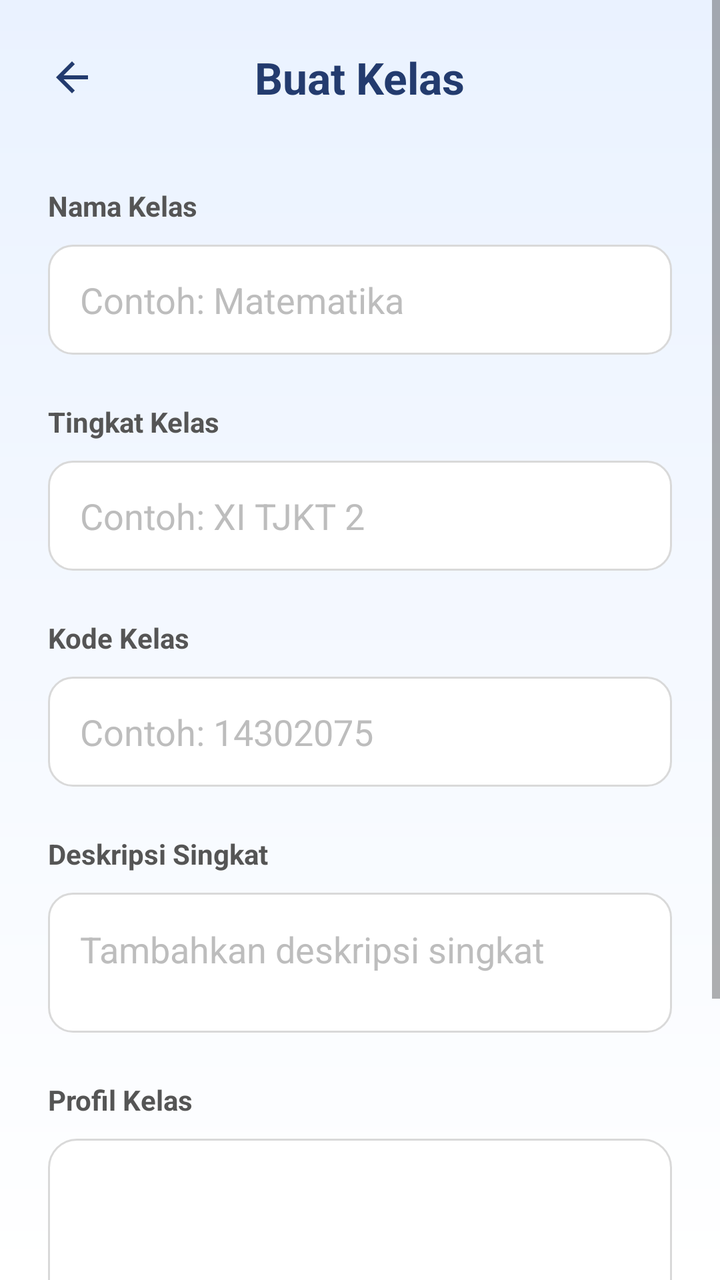
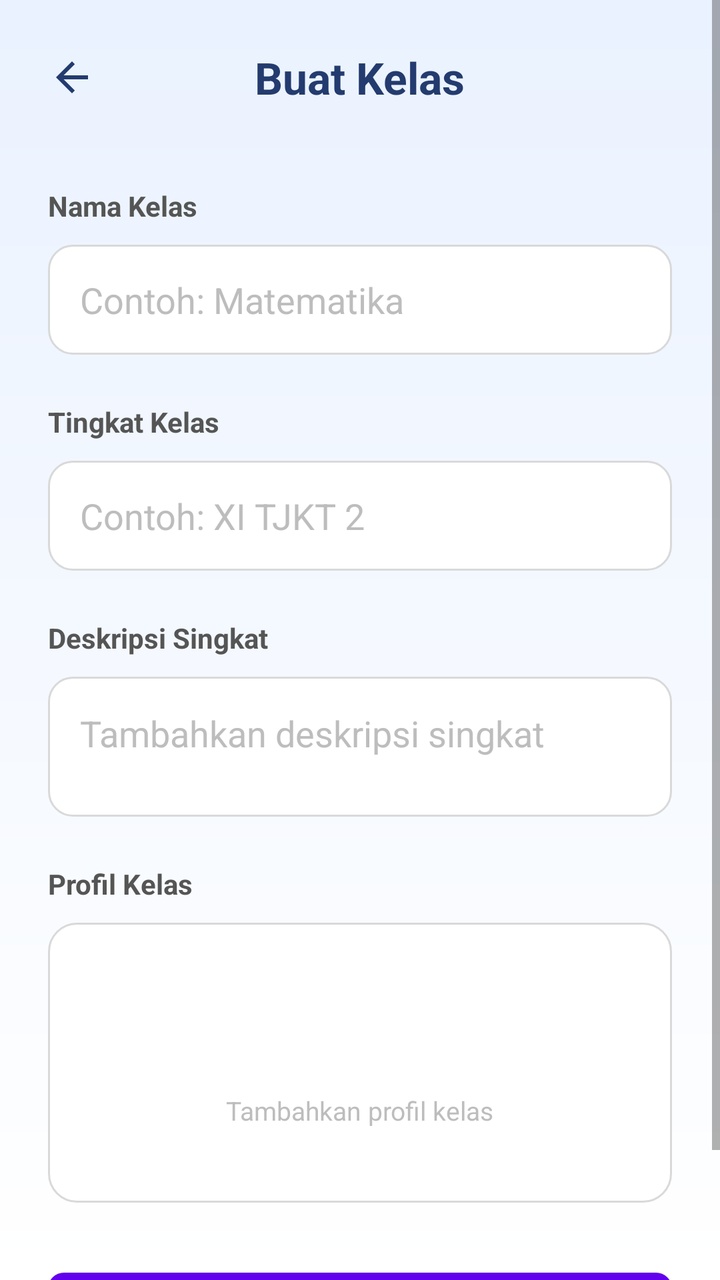

Compare the two renders of this Android layout. The source of the first and the diff that turns it into the second are given below.
<!-- AndroidManifest.xml: application theme Theme.SCHOOLREMINDERR -->
<!-- res/layout/activity_create_class.xml -->
<?xml version="1.0" encoding="utf-8"?>
<RelativeLayout
    xmlns:android="http://schemas.android.com/apk/res/android"
    android:layout_width="match_parent"
    android:layout_height="match_parent"
    android:background="@drawable/bg_splash">

    <ScrollView
        android:layout_width="match_parent"
        android:layout_height="match_parent"
        android:fillViewport="true">

        <LinearLayout
            android:layout_width="match_parent"
            android:layout_height="wrap_content"
            android:orientation="vertical"
            android:padding="24dp">

            
            <RelativeLayout
                android:layout_width="match_parent"
                android:layout_height="wrap_content">

                <ImageView
                    android:id="@+id/btnBack"
                    android:layout_width="24dp"
                    android:layout_height="24dp"
                    android:src="@drawable/baseline_arrow_back_24"
                    android:tint="#233B6E"
                    android:layout_centerVertical="true"/>

                <TextView
                    android:layout_width="wrap_content"
                    android:layout_height="wrap_content"
                    android:text="Buat Kelas"
                    android:textStyle="bold"
                    android:textSize="22sp"
                    android:textColor="#233B6E"
                    android:layout_centerInParent="true"/>
            </RelativeLayout>

            
            <TextView
                android:layout_width="wrap_content"
                android:layout_height="wrap_content"
                android:text="Nama Kelas"
                android:textStyle="bold"
                android:textColor="#555555"
                android:layout_marginTop="40dp"/>

            <EditText
                android:id="@+id/etClassName"
                android:layout_width="match_parent"
                android:layout_height="55dp"
                android:layout_marginTop="10dp"
                android:background="@drawable/bg_edittext"
                android:hint="Contoh: Matematika"
                android:paddingHorizontal="16dp"
                android:textColor="#000000"
                android:textColorHint="#BDBDBD"/>

            
            <TextView
                android:layout_width="wrap_content"
                android:layout_height="wrap_content"
                android:text="Tingkat Kelas"
                android:textStyle="bold"
                android:textColor="#555555"
                android:layout_marginTop="24dp"/>

            <EditText
                android:id="@+id/etLevel"
                android:layout_width="match_parent"
                android:layout_height="55dp"
                android:layout_marginTop="10dp"
                android:background="@drawable/bg_edittext"
                android:hint="Contoh: XI TJKT 2"
                android:paddingHorizontal="16dp"
                android:textColor="#000000"
                android:textColorHint="#BDBDBD"/>
            
            <TextView
                android:layout_width="wrap_content"
                android:layout_height="wrap_content"
                android:text="Kode Kelas"
                android:textStyle="bold"
                android:textColor="#555555"
                android:layout_marginTop="24dp"/>

            <EditText
                android:id="@+id/etClassCode"
                android:layout_width="match_parent"
                android:layout_height="55dp"
                android:layout_marginTop="10dp"
                android:background="@drawable/bg_edittext"
                android:hint="Contoh: 14302075"
                android:paddingHorizontal="16dp"
                android:textColor="#000000"
                android:textColorHint="#BDBDBD"/>
            
            <TextView
                android:layout_width="wrap_content"
                android:layout_height="wrap_content"
                android:text="Deskripsi Singkat"
                android:textStyle="bold"
                android:textColor="#555555"
                android:layout_marginTop="24dp"/>

            <EditText
                android:id="@+id/etDescription"
                android:layout_width="match_parent"
                android:layout_height="70dp"
                android:layout_marginTop="10dp"
                android:background="@drawable/bg_edittext"
                android:gravity="top"
                android:hint="Tambahkan deskripsi singkat"
                android:padding="16dp"
                android:textColor="#000000"
                android:textColorHint="#BDBDBD"/>

            
            <TextView
                android:layout_width="wrap_content"
                android:layout_height="wrap_content"
                android:text="Profil Kelas"
                android:textStyle="bold"
                android:textColor="#555555"
                android:layout_marginTop="24dp"/>

            <LinearLayout
                android:id="@+id/btnUpload"
                android:layout_width="match_parent"
                android:layout_height="140dp"
                android:layout_marginTop="10dp"
                android:background="@drawable/bg_upload"
                android:gravity="center"
                android:orientation="vertical">

                <ImageView
                    android:layout_width="38dp"
                    android:layout_height="38dp"
                    android:src="@drawable/ic_upload_image"
                    android:tint="#C4C4C4"/>

                <TextView
                    android:layout_width="wrap_content"
                    android:layout_height="wrap_content"
                    android:text="Tambahkan profil kelas"
                    android:textColor="#BDBDBD"
                    android:textSize="13sp"
                    android:layout_marginTop="10dp"/>
            </LinearLayout>

            
            <Button
                android:id="@+id/btnSave"
                android:layout_width="match_parent"
                android:layout_height="52dp"
                android:layout_marginTop="35dp"
                android:text="Simpan Kelas"
                android:textAllCaps="false"
                android:textColor="#FFFFFF"
                android:textStyle="bold"
                android:background="@drawable/bg_button_blue"/>

        </LinearLayout>

    </ScrollView>

</RelativeLayout>
<!-- resources referenced by this layout -->
<resources>
  <!-- drawable baseline_arrow_back_24 (drawable) -->
  <vector xmlns:android="http://schemas.android.com/apk/res/android" android:autoMirrored="true" android:height="24dp" android:tint="#000000" android:viewportHeight="24" android:viewportWidth="24" android:width="24dp">
        
      <path android:fillColor="@android:color/white" android:pathData="M20,11H7.83l5.59,-5.59L12,4l-8,8 8,8 1.41,-1.41L7.83,13H20v-2z"/>
      
  </vector>
  <!-- drawable bg_button_blue (drawable) -->
  <?xml version="1.0" encoding="utf-8"?>
  <shape xmlns:android="http://schemas.android.com/apk/res/android">
  
      <solid android:color="#69B3EA"/>
  
      <corners android:radius="8dp"/>
  
  </shape>
  <!-- drawable bg_edittext (drawable) -->
  <shape xmlns:android="http://schemas.android.com/apk/res/android">
  
      <solid android:color="#FFFFFF"/>
  
      <stroke
          android:width="1dp"
          android:color="#D9D9D9"/>
  
      <corners android:radius="12dp"/>
  
  </shape>
  <!-- drawable bg_splash (drawable) -->
  <?xml version="1.0" encoding="utf-8"?>
  <shape xmlns:android="http://schemas.android.com/apk/res/android"
      android:shape="rectangle">
      <gradient
          android:startColor="#EAF2FF"
          android:endColor="#FFFFFF"
          android:angle="270"/>
  </shape>
  <!-- drawable bg_upload (drawable) -->
  <shape xmlns:android="http://schemas.android.com/apk/res/android">
  
      <solid android:color="#FFFFFF"/>
  
      <stroke
          android:width="1dp"
          android:color="#D9D9D9"/>
  
      <corners android:radius="14dp"/>
  
  </shape>
  <!-- drawable ic_upload_image (drawable) -->
  <?xml version="1.0" encoding="utf-8"?>
  <selector xmlns:android="http://schemas.android.com/apk/res/android">
  
  </selector>
  <style name="Theme.SCHOOLREMINDERR" parent="Theme.MaterialComponents.Light.NoActionBar">
      </style>
</resources>

<!-- the commit's change to res/layout/activity_create_class.xml (unified diff, before → after) -->
@@ -79,24 +79,8 @@
                 android:textColor="#000000"
                 android:textColorHint="#BDBDBD"/>
             
-            <TextView
-                android:layout_width="wrap_content"
-                android:layout_height="wrap_content"
-                android:text="Kode Kelas"
-                android:textStyle="bold"
-                android:textColor="#555555"
-                android:layout_marginTop="24dp"/>
 
-            <EditText
-                android:id="@+id/etClassCode"
-                android:layout_width="match_parent"
-                android:layout_height="55dp"
-                android:layout_marginTop="10dp"
-                android:background="@drawable/bg_edittext"
-                android:hint="Contoh: 14302075"
-                android:paddingHorizontal="16dp"
-                android:textColor="#000000"
-                android:textColorHint="#BDBDBD"/>
+
             
             <TextView
                 android:layout_width="wrap_content"
